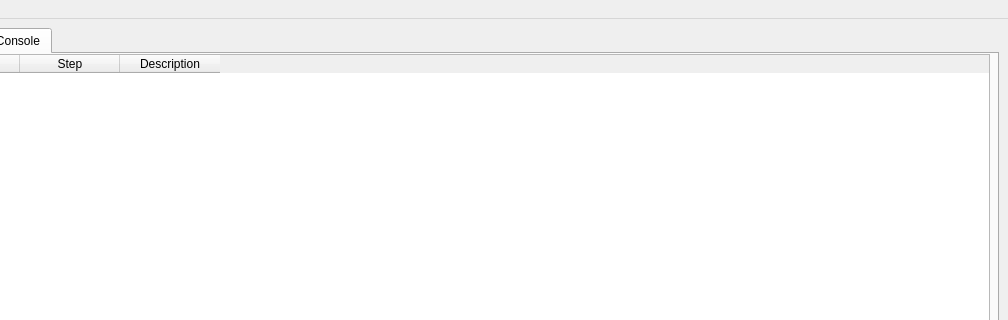
First picture: the form in console.ui, repository penguintutor/pisignalbox, before the edit; both pictures show x 192 to 1200 and y 0 to 320 of the 1200 by 580 pixel window.
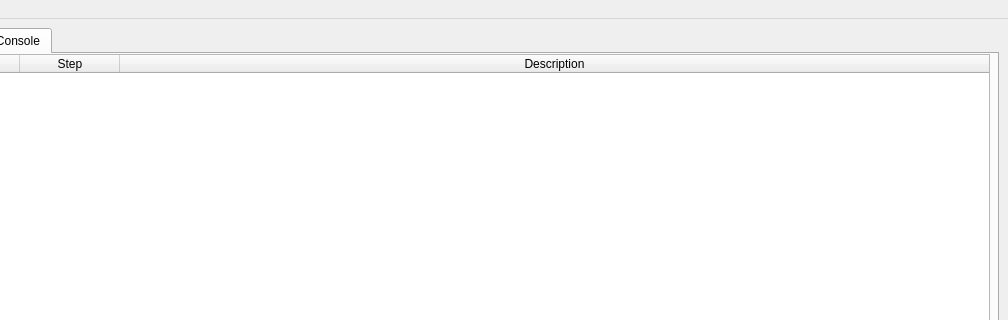
Second picture: the form after the edit. The open tabs and pages were chosen to show the change.

Commit message: stretch automation console table

```diff
--- a/console.ui
+++ b/console.ui
@@ -227,6 +227,9 @@
         <property name="columnCount">
          <number>4</number>
         </property>
+        <attribute name="horizontalHeaderStretchLastSection">
+         <bool>true</bool>
+        </attribute>
         <column>
          <property name="text">
           <string>Time</string>
```
Left out of the diff: 2 changed lines with no effect on the pictures.
